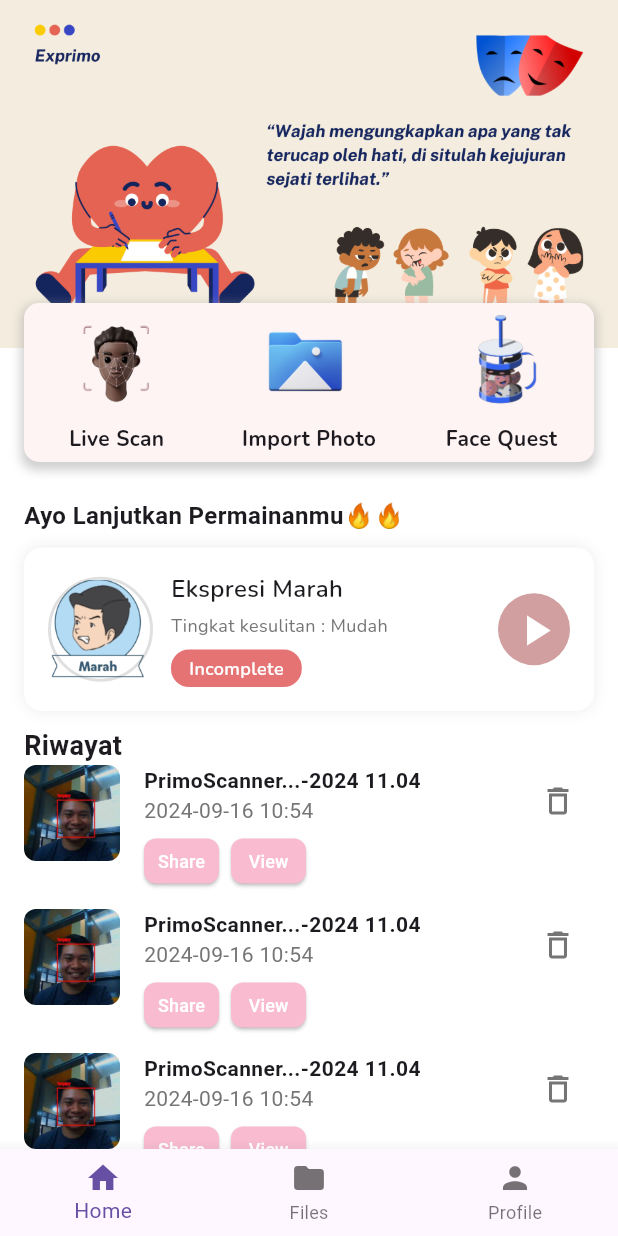
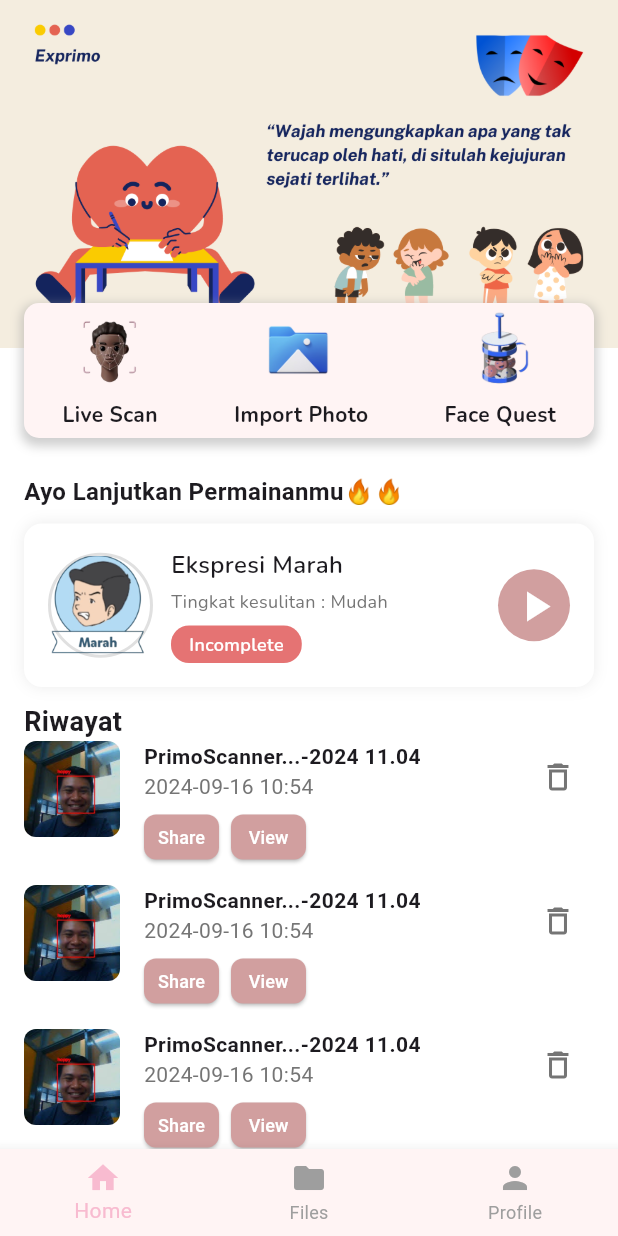
Before and after one commit to Fadhlurhmn/exprimo, a Flutter app: the Navigation_menu screen opened directly, on a phone screen of 412 x 824 dp. Run offline on Flutter 3.47's test engine with Material 3 defaults, Android fonts, the phone set to English and light mode, and no system bars; our stand-ins replace google_fonts.

Commit message:
color navigation bar

```diff
--- a/lib/files/file_screen.dart
+++ b/lib/files/file_screen.dart
@@ -1,3 +1,4 @@
+import 'package:exprimo/constants.dart';
 import 'package:flutter/material.dart';
 
 class FilesPage extends StatefulWidget {
@@ -63,7 +64,7 @@ class _FilesPageState extends State<FilesPage> {
                     ElevatedButton(
                       onPressed: () {},
                       style: ElevatedButton.styleFrom(
-                        backgroundColor: Colors.pink[100],
+                        backgroundColor: secondaryColor,
                         shape: RoundedRectangleBorder(
                           borderRadius: BorderRadius.circular(8),
                         ),
@@ -80,7 +81,7 @@ class _FilesPageState extends State<FilesPage> {
                     ElevatedButton(
                       onPressed: () {},
                       style: ElevatedButton.styleFrom(
-                        backgroundColor: Colors.pink[100],
+                        backgroundColor: secondaryColor,
                         shape: RoundedRectangleBorder(
                           borderRadius: BorderRadius.circular(8),
                         ),
--- a/lib/homepage_screen.dart
+++ b/lib/homepage_screen.dart
@@ -1,3 +1,4 @@
+import 'package:exprimo/constants.dart';
 import 'package:exprimo/face_quest/face_quest_screen.dart';
 import 'package:exprimo/import_foto/import_foto_screen.dart';
 import 'package:flutter/material.dart';
@@ -266,7 +267,7 @@ class Homepage extends StatelessWidget {
                                       ElevatedButton(
                                         onPressed: () {},
                                         style: ElevatedButton.styleFrom(
-                                          backgroundColor: Colors.pink[100],
+                                          backgroundColor: secondaryColor,
                                           shape: RoundedRectangleBorder(
                                             borderRadius:
                                                 BorderRadius.circular(8),
@@ -287,7 +288,7 @@ class Homepage extends StatelessWidget {
                                       ElevatedButton(
                                         onPressed: () {},
                                         style: ElevatedButton.styleFrom(
-                                          backgroundColor: Colors.pink[100],
+                                          backgroundColor: secondaryColor,
                                           shape: RoundedRectangleBorder(
                                             borderRadius:
                                                 BorderRadius.circular(8),
@@ -351,8 +352,8 @@ class IconWithLabel extends StatelessWidget {
         children: <Widget>[
           Image.asset(
             iconPath,
-            width: 80,
-            height: 80,
+            width: 64,
+            height: 64,
           ),
           Text(
             label,
--- a/lib/navigation.dart
+++ b/lib/navigation.dart
@@ -33,6 +33,9 @@ class _BottomNavExampleState extends State<Navigation_menu> {
       bottomNavigationBar: BottomNavigationBar(
         currentIndex: _selectedIndex, // Index saat ini
         onTap: _onItemTapped, // Fungsi saat item dipilih
+        backgroundColor: Color(0xFFFFF4F4), // Warna latar belakang
+        selectedItemColor: Colors.pink[100], // Warna item yang dipilih
+        unselectedItemColor: Colors.grey, // Warna item yang tidak dipilih
         items: const <BottomNavigationBarItem>[
           BottomNavigationBarItem(
             icon: Icon(Icons.home),
```
